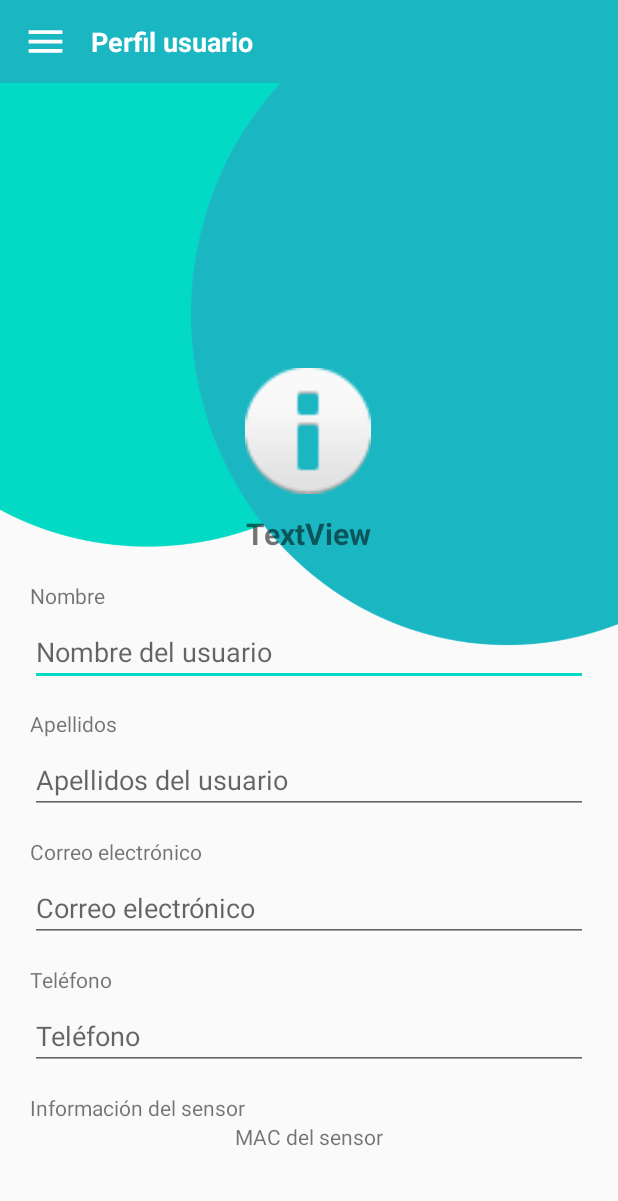
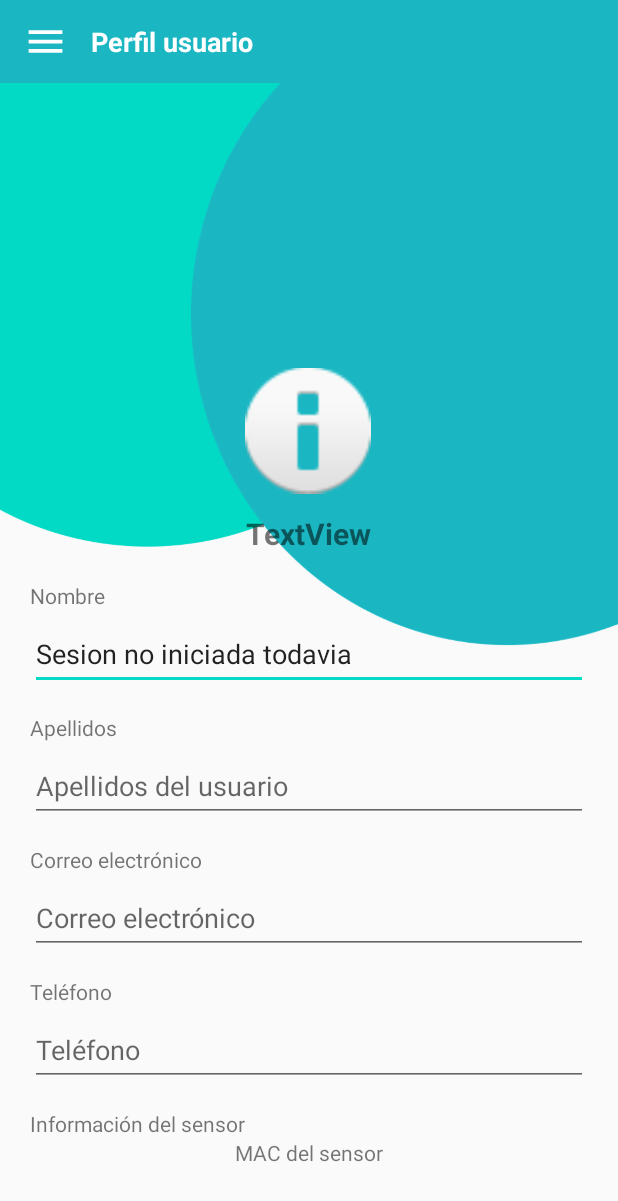
Before and after one commit to AusiasBM/GTI-3A-airlity-mobile, an Android app: the PerfilUsuario screen opened directly, with no data from a screen before it, on a phone screen of 412 x 824 dp. Shown: the top 1201 px of the screen. Run offline under Robolectric (Android 15) with nearby library versions, the phone set to English and light mode, and no system bars.

Commit message:
perfil arreglado

```diff
--- a/Airlity/app/src/main/java/com/example/tricoenvironment/airlity/PerfilUsuario.java
+++ b/Airlity/app/src/main/java/com/example/tricoenvironment/airlity/PerfilUsuario.java
@@ -35,7 +35,7 @@ public class PerfilUsuario extends AppCompatActivity {
         super.onCreate(savedInstanceState);
         setContentView(R.layout.activity_perfil_usuario);
 
-        cargarPreferencias();
+
         //------------------------------------------------------------
         //------------------------------------------------------------
         //Conexión con elementos del layout
@@ -46,6 +46,8 @@ public class PerfilUsuario extends AppCompatActivity {
         et_apellidoUsuario = findViewById(R.id.et_apellidosUsuario_perfilUsuario);
         et_correoElectronico = findViewById(R.id.et_correoUsuario_perfilUsuario);
         et_telefonoUsuario =findViewById(R.id.et_telefonoUsuario_perfilUsuario);
+
+        cargarPreferencias();
         //-------------------------------------------
         //Para el menu
         //Pegar esto en todas las clases de activity
@@ -154,6 +156,6 @@ public class PerfilUsuario extends AppCompatActivity {
         Log.d("HOLA", contraseñaUsuario+"");
         Log.d("HOLA", telefonoUsuario+"");
         Log.d("HOLA", sesionIniciada+"");
-        et_nombreUsuario.setText(nombreUsuario+"");
+        et_nombreUsuario.setText(nombreUsuario + "");
     }
 }
--- a/Airlity/app/src/main/res/layout/activity_perfil_usuario.xml
+++ b/Airlity/app/src/main/res/layout/activity_perfil_usuario.xml
@@ -117,7 +117,8 @@
                         android:layout_marginTop="5dp"
                         android:ems="10"
                         android:hint="Nombre del usuario"
-                        android:inputType="textPersonName" />
+                        android:inputType="textPersonName"
+                        android:minHeight="48dp" />
 
                     <TextView
                         android:id="@+id/textView3"
@@ -133,7 +134,8 @@
                         android:layout_marginTop="5dp"
                         android:ems="10"
                         android:hint="Apellidos del usuario"
-                        android:inputType="textPersonName" />
+                        android:inputType="textPersonName"
+                        android:minHeight="48dp" />
 
                     <TextView
                         android:id="@+id/textView5"
@@ -149,7 +151,8 @@
                         android:layout_marginTop="5dp"
                         android:ems="10"
                         android:hint="Correo electrónico"
-                        android:inputType="textShortMessage" />
+                        android:inputType="textShortMessage"
+                        android:minHeight="48dp" />
 
                     <TextView
                         android:id="@+id/textView6"
@@ -165,7 +168,8 @@
                         android:layout_marginTop="5dp"
                         android:ems="10"
                         android:hint="Teléfono"
-                        android:inputType="textShortMessage|phone" />
+                        android:inputType="textShortMessage|phone"
+                        android:minHeight="48dp" />
 
                     <TextView
                         android:id="@+id/textView7"
```
